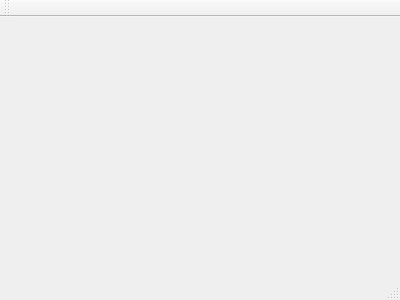
Before: the Qt Designer form mainwindow.ui in OliaPopovych/WebSystemModeling, drawn with Qt 5.
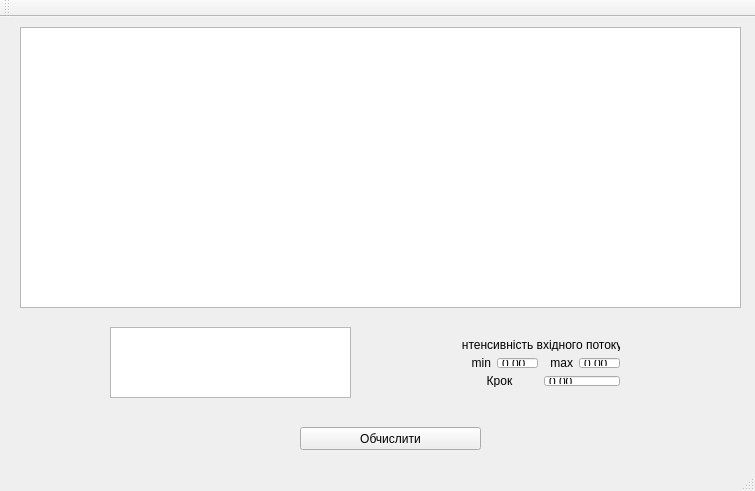
After: the same form once the commit is applied.

Commit message: Created windows

What changed in the file:
```diff
--- a/mainwindow.ui
+++ b/mainwindow.ui
@@ -1,24 +1,169 @@
 <ui version="4.0">
  <class>MainWindow</class>
- <widget class="QMainWindow" name="MainWindow" >
-  <property name="geometry" >
+ <widget class="QMainWindow" name="MainWindow">
+  <property name="geometry">
    <rect>
     <x>0</x>
     <y>0</y>
-    <width>400</width>
-    <height>300</height>
+    <width>755</width>
+    <height>491</height>
    </rect>
   </property>
   <property name="windowTitle" >
    <string>MainWindow</string>
   </property>
-  <widget class="QMenuBar" name="menuBar" />
-  <widget class="QToolBar" name="mainToolBar" />
-  <widget class="QWidget" name="centralWidget" />
-  <widget class="QStatusBar" name="statusBar" />
+  <property name="accessibleDescription">
+   <string/>
+  </property>
+  <widget class="QWidget" name="centralWidget">
+   <widget class="QTableView" name="tableView">
+    <property name="geometry">
+     <rect>
+      <x>20</x>
+      <y>10</y>
+      <width>721</width>
+      <height>281</height>
+     </rect>
+    </property>
+   </widget>
+   <widget class="QTableView" name="tableView_2">
+    <property name="geometry">
+     <rect>
+      <x>110</x>
+      <y>310</y>
+      <width>241</width>
+      <height>71</height>
+     </rect>
+    </property>
+   </widget>
+   <widget class="QWidget" name="verticalLayoutWidget">
+    <property name="geometry">
+     <rect>
+      <x>450</x>
+      <y>310</y>
+      <width>181</width>
+      <height>71</height>
+     </rect>
+    </property>
+    <layout class="QVBoxLayout" name="verticalLayout">
+     <item>
+      <widget class="QLabel" name="label_3">
+       <property name="text">
+        <string>Інтенсивність вхідного потоку</string>
+       </property>
+       <property name="alignment">
+        <set>Qt::AlignCenter</set>
+       </property>
+      </widget>
+     </item>
+     <item>
+      <layout class="QHBoxLayout" name="horizontalLayout">
+       <item>
+        <widget class="QLabel" name="label_2">
+         <property name="text">
+          <string>min</string>
+         </property>
+         <property name="alignment">
+          <set>Qt::AlignRight|Qt::AlignTrailing|Qt::AlignVCenter</set>
+         </property>
+        </widget>
+       </item>
+       <item>
+        <widget class="QDoubleSpinBox" name="doubleSpinBox_2">
+         <property name="accessibleDescription">
+          <string/>
+         </property>
+         <property name="buttonSymbols">
+          <enum>QAbstractSpinBox::NoButtons</enum>
+         </property>
+        </widget>
+       </item>
+       <item>
+        <widget class="QLabel" name="label">
+         <property name="text">
+          <string>max</string>
+         </property>
+         <property name="alignment">
+          <set>Qt::AlignRight|Qt::AlignTrailing|Qt::AlignVCenter</set>
+         </property>
+        </widget>
+       </item>
+       <item>
+        <widget class="QDoubleSpinBox" name="doubleSpinBox">
+         <property name="accessibleDescription">
+          <string/>
+         </property>
+         <property name="buttonSymbols">
+          <enum>QAbstractSpinBox::NoButtons</enum>
+         </property>
+        </widget>
+       </item>
+      </layout>
+     </item>
+     <item>
+      <layout class="QHBoxLayout" name="horizontalLayout_2">
+       <item>
+        <widget class="QLabel" name="label_4">
+         <property name="text">
+          <string>Крок</string>
+         </property>
+         <property name="alignment">
+          <set>Qt::AlignCenter</set>
+         </property>
+        </widget>
+       </item>
+       <item>
+        <widget class="QDoubleSpinBox" name="doubleSpinBox_3">
+         <property name="accessibleDescription">
+          <string/>
+         </property>
+         <property name="alignment">
+          <set>Qt::AlignLeading|Qt::AlignLeft|Qt::AlignVCenter</set>
+         </property>
+         <property name="buttonSymbols">
+          <enum>QAbstractSpinBox::NoButtons</enum>
+         </property>
+        </widget>
+       </item>
+      </layout>
+     </item>
+    </layout>
+   </widget>
+   <widget class="QPushButton" name="pushButton">
+    <property name="geometry">
+     <rect>
+      <x>300</x>
+      <y>410</y>
+      <width>181</width>
+      <height>23</height>
+     </rect>
+    </property>
+    <property name="text">
+     <string>Обчислити</string>
+    </property>
+   </widget>
+  </widget>
+  <widget class="QMenuBar" name="menuBar">
+   <property name="geometry">
+    <rect>
+     <x>0</x>
+     <y>0</y>
+     <width>755</width>
+     <height>21</height>
+    </rect>
+   </property>
+  </widget>
+  <widget class="QToolBar" name="mainToolBar">
+   <attribute name="toolBarArea">
+    <enum>TopToolBarArea</enum>
+   </attribute>
+   <attribute name="toolBarBreak">
+    <bool>false</bool>
+   </attribute>
+  </widget>
+  <widget class="QStatusBar" name="statusBar"/>
  </widget>
- <layoutDefault spacing="6" margin="11" />
- <pixmapfunction></pixmapfunction>
+ <layoutdefault spacing="6" margin="11"/>
  <resources/>
  <connections/>
 </ui>
```
Left out of the diff: 3 changed lines with no effect on the pictures. The commit also changes 7 other files.
